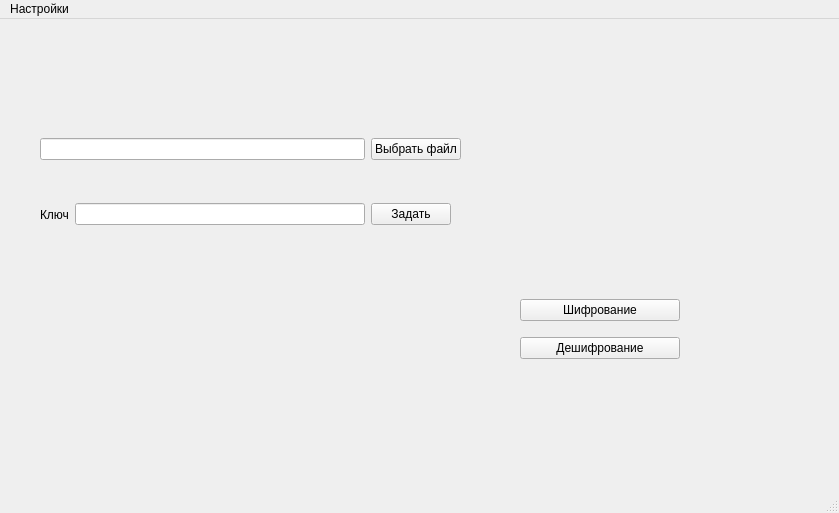
Before: the Qt Designer form mainwindow.ui in pavelrd/Decryptor, drawn with Qt 5.
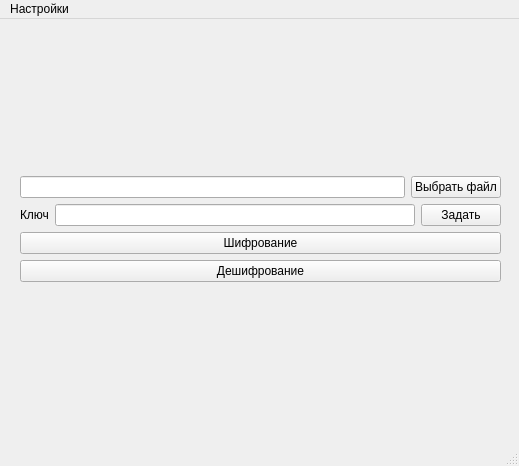
After: the same form once the commit is applied.

Commit message: Улучшена форма программы

Patch:
```diff
--- a/mainwindow.ui
+++ b/mainwindow.ui
@@ -6,8 +6,8 @@
    <rect>
     <x>0</x>
     <y>0</y>
-    <width>839</width>
-    <height>513</height>
+    <width>519</width>
+    <height>466</height>
    </rect>
   </property>
   <property name="windowTitle">
@@ -17,38 +17,16 @@
    <widget class="QWidget" name="verticalLayoutWidget">
     <property name="geometry">
      <rect>
-      <x>520</x>
-      <y>270</y>
-      <width>160</width>
-      <height>81</height>
+      <x>20</x>
+      <y>10</y>
+      <width>481</width>
+      <height>401</height>
      </rect>
     </property>
+    <layout class="QVBoxLayout" name="verticalLayout_3">
+     <item>
     <layout class="QVBoxLayout" name="verticalLayout">
      <item>
-      <widget class="QPushButton" name="pushButton_encrypt">
-       <property name="text">
-        <string>Шифрование</string>
-       </property>
-      </widget>
-     </item>
-     <item>
-      <widget class="QPushButton" name="pushButton_decrypt">
-       <property name="text">
-        <string>Дешифрование</string>
-       </property>
-      </widget>
-     </item>
-    </layout>
-   </widget>
-   <widget class="QWidget" name="horizontalLayoutWidget">
-    <property name="geometry">
-     <rect>
-      <x>40</x>
-      <y>110</y>
-      <width>421</width>
-      <height>41</height>
-     </rect>
-    </property>
     <layout class="QHBoxLayout" name="horizontalLayout">
      <item>
       <widget class="QLineEdit" name="lineEdit_inputFile"/>
@@ -61,16 +39,8 @@
       </widget>
      </item>
     </layout>
-   </widget>
-   <widget class="QWidget" name="horizontalLayoutWidget_2">
-    <property name="geometry">
-     <rect>
-      <x>40</x>
-      <y>180</y>
-      <width>411</width>
-      <height>31</height>
-     </rect>
-    </property>
+       </item>
+       <item>
     <layout class="QHBoxLayout" name="horizontalLayout_2">
      <item>
       <widget class="QLabel" name="label">
@@ -80,7 +50,11 @@
       </widget>
      </item>
      <item>
-      <widget class="QLineEdit" name="lineEdit_key"/>
+          <widget class="QLineEdit" name="lineEdit_key">
+           <property name="maxLength">
+            <number>32</number>
+           </property>
+          </widget>
      </item>
      <item>
       <widget class="QPushButton" name="pushButton_setKey">
@@ -90,6 +64,24 @@
       </widget>
      </item>
     </layout>
+       </item>
+       <item>
+        <widget class="QPushButton" name="pushButton_encrypt">
+         <property name="text">
+          <string>Шифрование</string>
+         </property>
+        </widget>
+       </item>
+       <item>
+        <widget class="QPushButton" name="pushButton_decrypt">
+         <property name="text">
+          <string>Дешифрование</string>
+         </property>
+        </widget>
+       </item>
+      </layout>
+     </item>
+    </layout>
    </widget>
   </widget>
   <widget class="QMenuBar" name="menubar">
@@ -97,7 +89,7 @@
     <rect>
      <x>0</x>
      <y>0</y>
-     <width>839</width>
+     <width>519</width>
      <height>21</height>
     </rect>
    </property>
```
Left out of the diff: 2 changed lines with no effect on the pictures. Lines whose indentation alone changed are shown as unchanged.
